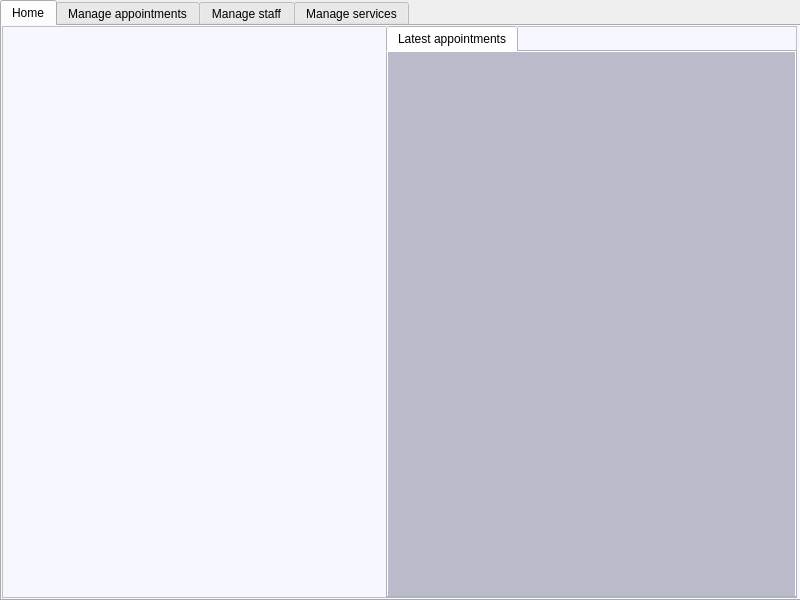
r3dbk/parix, file parix_main/parix.ui: the form before one commit.
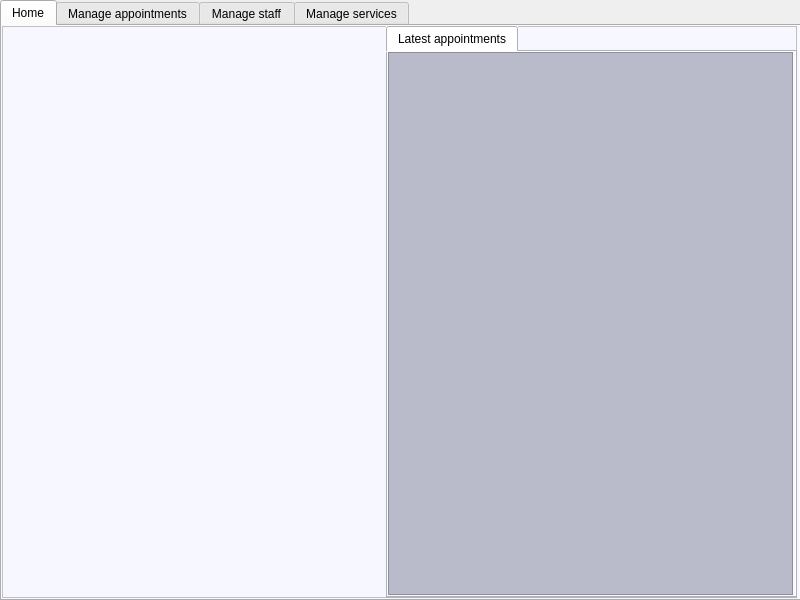
The form after the commit. Icons and pictures are not drawn.

The edit to the form file:
```diff
--- a/parix_main/parix.ui
+++ b/parix_main/parix.ui
@@ -102,11 +102,40 @@
        </property>
        <widget class="QWidget" name="tab_5">
         <property name="styleSheet">
-         <string notr="true">background:none;background-color:#b9baca;</string>
+         <string notr="true"/>
         </property>
         <attribute name="title">
          <string>Latest appointments</string>
         </attribute>
+        <widget class="QScrollArea" name="scrollArea">
+         <property name="geometry">
+          <rect>
+           <x>0</x>
+           <y>0</y>
+           <width>405</width>
+           <height>543</height>
+          </rect>
+         </property>
+         <property name="styleSheet">
+          <string notr="true">background:none;background-color:#b9baca;</string>
+         </property>
+         <property name="horizontalScrollBarPolicy">
+          <enum>Qt::ScrollBarAlwaysOff</enum>
+         </property>
+         <property name="widgetResizable">
+          <bool>true</bool>
+         </property>
+         <widget class="QWidget" name="scrollAreaWidgetContents">
+          <property name="geometry">
+           <rect>
+            <x>0</x>
+            <y>0</y>
+            <width>403</width>
+            <height>541</height>
+           </rect>
+          </property>
+         </widget>
+        </widget>
        </widget>
       </widget>
      </widget>
```
